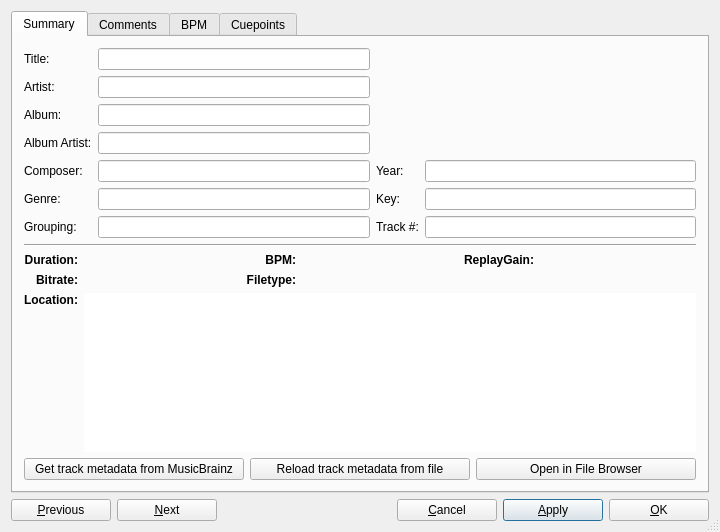
Before: the Qt Designer form src/library/dlgtrackinfo.ui in mixxxdj/mixxx, drawn with Qt 5.
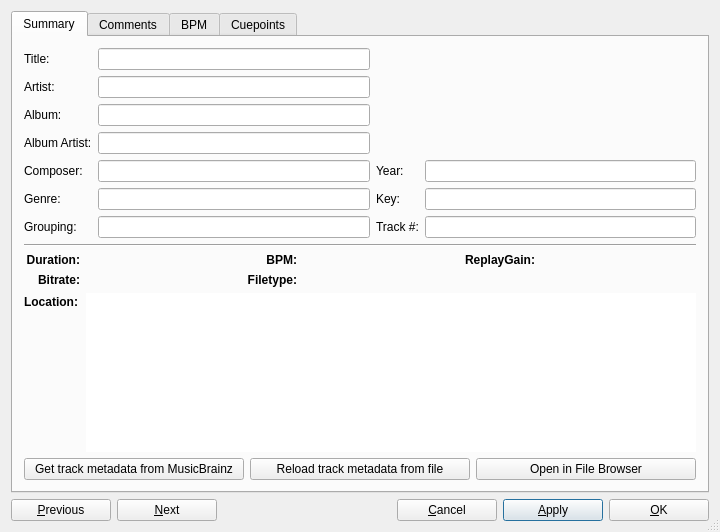
After: the same form once the commit is applied.

Commit message: Add intention for ``Location`` non-editable field label, pushing the label some points down. This label is aligned to the top, and was displayed a little off vertically from the multi-line text field next to it.

The edit to the form file:
```diff
--- a/src/library/dlgtrackinfo.ui
+++ b/src/library/dlgtrackinfo.ui
@@ -543,6 +543,9 @@
            <property name="alignment">
             <set>Qt::AlignRight|Qt::AlignTop|Qt::AlignTrailing</set>
            </property>
+           <property name="indent">
+            <number>2</number>
+           </property>
           </widget>
          </item>
          <item row="2" column="1" colspan="5">
```
